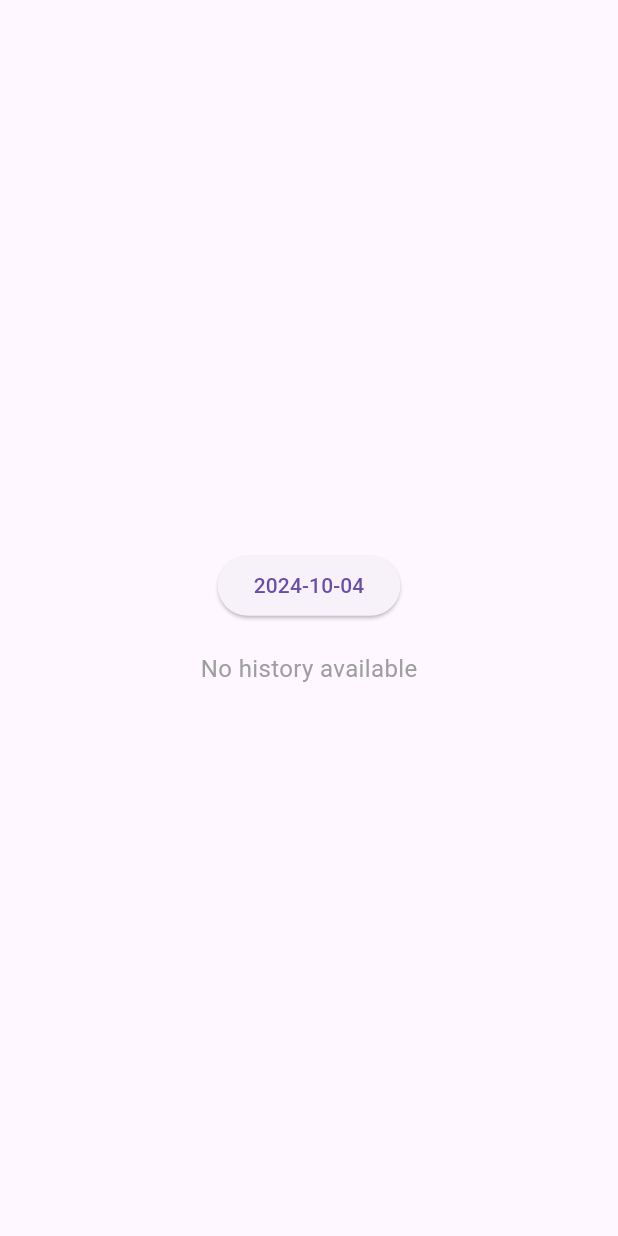
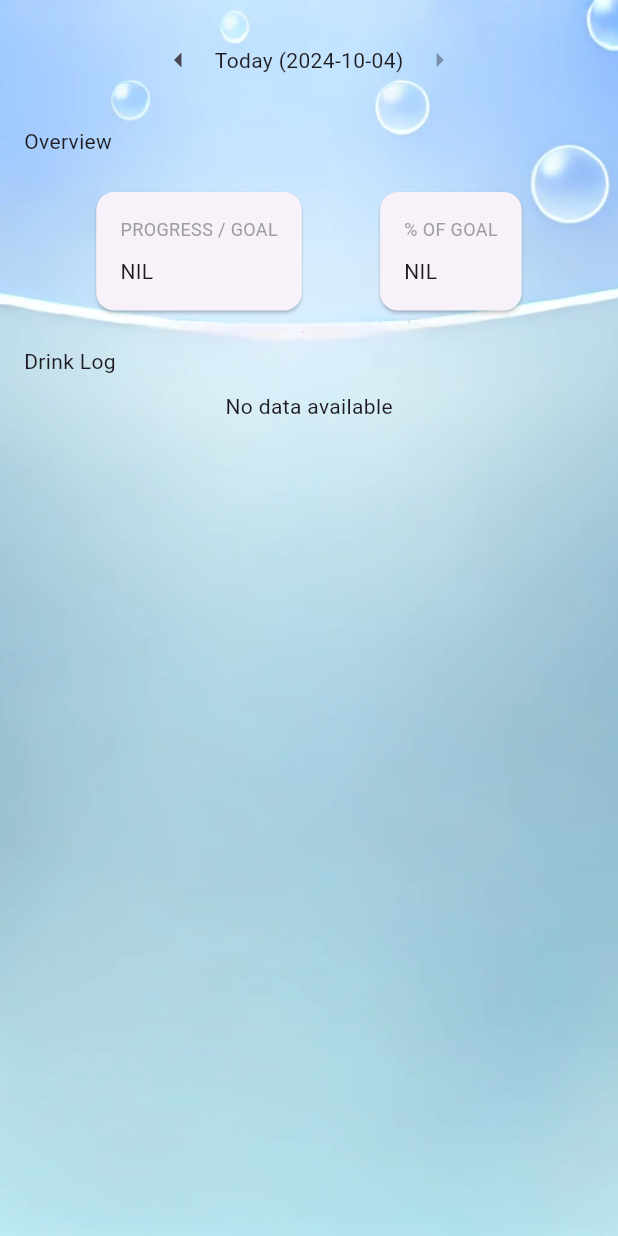
Before and after one commit to HengNguan/BT_App, a Flutter app: the CalendarTab screen opened directly, on a phone screen of 412 x 824 dp. Run offline on Flutter 3.47's test engine with Material 3 defaults, Android fonts, the phone set to English and light mode, and no system bars; our stand-ins replace flutter_blue_plus.

Commit message:
History/Calendar Modules (Incomplete)

```diff
--- /dev/null
+++ b/lib/l10n/intl_en.arb
@@ -0,0 +1,10 @@
+{
+  "@@locale": "en",
+  "overview": "Overview",
+  "progressGoal": "Progress / Goal",
+  "percentGoal": "% Of Goal Achieve",
+  "drinkLog": "Drink Log",
+  "viewAll": "View All",
+  "today": "Today",
+  "noDataAvailable": "No data available"
+}
--- /dev/null
+++ b/lib/l10n/intl_zh.arb
@@ -0,0 +1,10 @@
+{
+  "@@locale": "zh",
+  "overview": "概览",
+  "progressGoal": "进度 / 目标",
+  "percentGoal": "目标百分比",
+  "drinkLog": "饮水日志",
+  "viewAll": "查看全部",
+  "today": "今天",
+  "noDataAvailable": "没有更多的数据"
+}
--- a/lib/main.dart
+++ b/lib/main.dart
@@ -1,7 +1,10 @@
 import 'package:flutter/material.dart';
 import 'dart:io' show Platform;
 import 'package:flutter_blue_plus/flutter_blue_plus.dart';
+import 'package:flutter_localizations/flutter_localizations.dart';
 import 'package:intl/intl.dart';
+import 'generated/l10n.dart';
+import 'package:untitled2/screens/calendar_page.dart';
 
 void main() {
   runApp(const BluetoothApp());
@@ -20,7 +23,15 @@ class BluetoothApp extends StatelessWidget {
       //  '/debug': (context) => BluetoothHomePage(),
       //},
       theme: ThemeData(primarySwatch: Colors.blue),
-      home: HomeScreen()
+      home: HomeScreen(),
+      localizationsDelegates: const [
+        S.delegate,
+        GlobalMaterialLocalizations.delegate,
+        GlobalWidgetsLocalizations.delegate,
+        GlobalCupertinoLocalizations.delegate,
+      ],
+      supportedLocales: S.delegate.supportedLocales,
+      locale: const Locale('en'),
       //home: const BluetoothHomePage(),
     );
   }
@@ -80,9 +91,9 @@ class _HomeScreenState extends State<HomeScreen> {
   @override
   Widget build(BuildContext context) {
     return Scaffold(
-      appBar: AppBar(
-        title: const Text('Bluetooth App'),
-      ),
+      // appBar: AppBar(
+      //   title: const Text('Bluetooth App'),
+      // ),
       body: Center(
         child: _widgetOptions.elementAt(_selectedIndex),
       ),
@@ -180,51 +191,6 @@ class DefaultPage extends StatelessWidget {
             ),
           ],
         ),
-      ),
-    );
-  }
-}
-
-class CalendarTab extends StatefulWidget {
-  @override
- _CalendarTabState createState() => _CalendarTabState();
-  }
-
-class _CalendarTabState extends State<CalendarTab> {
-  DateTime _selectedDate = DateTime.now();
-  String _historyInfo = 'No history available';
-
-  void _selectDate(BuildContext context) async {
-    final DateTime? picked = await showDatePicker(
-      context: context,
-      initialDate: _selectedDate,
-      firstDate: DateTime(2000),
-      lastDate: DateTime(2101),
-    );
-    if (picked != null && picked != _selectedDate) {
-      setState(() {
-        _selectedDate = picked;
-        _historyInfo = 'History for ${DateFormat('yyyy-MM-dd').format(_selectedDate)}';
-      });
-    }
-  }
-
-  @override
-  Widget build(BuildContext context) {
-    return Center(
-      child: Column(
-        mainAxisAlignment: MainAxisAlignment.center,
-        children: <Widget>[
-          ElevatedButton(
-            onPressed: () => _selectDate(context),
-            child: Text(DateFormat('yyyy-MM-dd').format(_selectedDate)),
-          ),
-          const SizedBox(height: 20),
-          Text(
-            _historyInfo,
-            style: const TextStyle(fontSize: 16, color: Colors.grey),
-          ),
-        ],
       ),
     );
   }
--- /dev/null
+++ b/lib/screens/calendar_page.dart
@@ -0,0 +1,282 @@
+import 'package:flutter/material.dart';
+import 'package:intl/intl.dart';
+import '../generated/l10n.dart';
+
+class CalendarTab extends StatefulWidget {
+  @override
+  _CalendarTabState createState() => _CalendarTabState();
+}
+
+class _CalendarTabState extends State<CalendarTab> {
+  DateTime _selectedDate = DateTime.now(); // Default date is today
+  List<Map<String, String>>? _currentDrinkLogs; // Drink log for selected date
+  bool _hasData = true; // To determine if there's data for the selected date
+
+  // Example data
+  Map<String, List<Map<String, String>>> drinkData = {
+    '2024-10-01': [
+      {'time': '8:00 AM', 'volume': '200 ML'},
+      {'time': '12:00 PM', 'volume': '300 ML'},
+      {'time': '6:00 PM', 'volume': '100 ML'},
+      {'time': '8:00 AM', 'volume': '200 ML'},
+      {'time': '12:00 PM', 'volume': '300 ML'},
+      {'time': '6:00 PM', 'volume': '100 ML'},
+    ],
+    '2024-09-30': [
+      {'time': '9:00 AM', 'volume': '100 ML'},
+      {'time': '3:00 PM', 'volume': '150 ML'},
+    ]
+  };
+
+  @override
+  void initState() {
+    super.initState();
+    _updateDrinkLogs(); // Initialize drink log for today
+  }
+
+  // Decrease the selected date by one day
+  void _decreaseDate() {
+    setState(() {
+      _selectedDate = _selectedDate.subtract(Duration(days: 1));
+      _updateDrinkLogs(); // Update the drink log for the selected date
+    });
+  }
+
+  // Increase the selected date by one day
+  void _increaseDate() {
+    if (_selectedDate.isBefore(DateTime.now())) {
+      setState(() {
+        _selectedDate = _selectedDate.add(Duration(days: 1));
+        _updateDrinkLogs(); // Update the drink log for the selected date
+      });
+    }
+  }
+
+  // Select date using a date picker
+  void _selectDate(BuildContext context) async {
+    final DateTime? picked = await showDatePicker(
+      context: context,
+      initialDate: _selectedDate,
+      firstDate: DateTime(2000),
+      lastDate: DateTime.now(), // Disallow future dates
+    );
+    if (picked != null && picked != _selectedDate) {
+      setState(() {
+        _selectedDate = picked;
+        _updateDrinkLogs(); // Update drink logs after changing the date
+      });
+    }
+  }
+
+  // Update the drink log for the currently selected date
+  void _updateDrinkLogs() {
+    String formattedDate = DateFormat('yyyy-MM-dd').format(_selectedDate);
+    if (drinkData.containsKey(formattedDate)) {
+      _currentDrinkLogs = drinkData[formattedDate];
+      _hasData = true;
+    } else {
+      _currentDrinkLogs = [];
+      _hasData = false;
+    }
+  }
+
+  @override
+  Widget build(BuildContext context) {
+    return Scaffold(
+      resizeToAvoidBottomInset: true,
+      // Avoid content overflow when keyboard is displayed
+      body: Stack(
+        children: [
+          // Background image
+          Container(
+            decoration: BoxDecoration(
+              image: DecorationImage(
+                image: AssetImage('assets/images/water_background.png'),
+                // Background image
+                fit: BoxFit
+                    .cover, // Make sure the background covers the entire screen
+              ),
+            ),
+          ),
+          SafeArea(
+            child: SingleChildScrollView(
+              // Allow content scrolling
+              child: Padding(
+                padding: const EdgeInsets.all(16.0),
+                child: Column(
+                  crossAxisAlignment: CrossAxisAlignment.start,
+                  children: <Widget>[
+                    _buildDateHeader(), // Date header with arrows
+                    const SizedBox(height: 20),
+                    _buildOverviewSection(), // Overview section
+                    const SizedBox(height: 20),
+                    _buildDrinkLogSection(context), // Drink Log section
+                  ],
+                ),
+              ),
+            ),
+          ),
+        ],
+      ),
+    );
+  }
+
+  // Build the header with the current date and navigation arrows
+  Widget _buildDateHeader() {
+    String formattedDate = DateFormat('EEEE, MMMM d')
+        .format(_selectedDate); // Format date as "Monday, October 1"
+    bool isToday = DateFormat('yyyy-MM-dd').format(_selectedDate) ==
+        DateFormat('yyyy-MM-dd').format(DateTime.now());
+
+    return Row(
+      mainAxisAlignment: MainAxisAlignment.center, // Center the date
+      children: <Widget>[
+        IconButton(
+          icon: Icon(Icons.arrow_left),
+          onPressed: _decreaseDate, // Decrease the date
+        ),
+        GestureDetector(
+          onTap: () => _selectDate(context), // Show date picker
+          child: Row(
+            children: [
+              Text(
+                isToday
+                    ? '${S.of(context).today} (${DateFormat('yyyy-MM-dd').format(_selectedDate)})'
+                    : formattedDate, // Show "Today" or the formatted date
+              ),
+            ],
+          ),
+        ),
+        IconButton(
+          icon: Icon(Icons.arrow_right),
+          onPressed: _selectedDate.isBefore(DateTime.now())
+              ? _increaseDate
+              : null, // Increase the date if not today
+        ),
+      ],
+    );
+  }
+
+  // Build the Overview section
+  Widget _buildOverviewSection() {
+    return Column(
+      crossAxisAlignment: CrossAxisAlignment.start,
+      children: [
+        Text(
+          S.of(context).overview,
+        ),
+        const SizedBox(height: 20),
+        Row(
+          mainAxisAlignment: MainAxisAlignment.spaceEvenly,
+          children: [
+            _buildOverviewCard(
+                S.of(context).progressGoal, _hasData ? '600 / 3000 ML' : 'NIL'),
+            _buildOverviewCard(
+                S.of(context).percentGoal, _hasData ? '20%' : 'NIL'),
+          ],
+        ),
+      ],
+    );
+  }
+
+  // Build individual Overview cards
+  Widget _buildOverviewCard(String title, String value) {
+    return Card(
+      child: Padding(
+        padding: const EdgeInsets.all(16.0),
+        child: Column(
+          crossAxisAlignment: CrossAxisAlignment.start,
+          children: [
+            Text(title, style: TextStyle(color: Colors.grey, fontSize: 12)),
+            const SizedBox(height: 10),
+            Text(value),
+          ],
+        ),
+      ),
+    );
+  }
+
+  // Build the Drink Log section
+  Widget _buildDrinkLogSection(BuildContext context) {
+    List<Map<String, String>> displayedLogs =
+        _currentDrinkLogs!.take(5).toList(); // Show up to 5 logs
+
+    return Column(
+      crossAxisAlignment: CrossAxisAlignment.start,
+      children: [
+        Row(
+          mainAxisAlignment: MainAxisAlignment.spaceBetween,
+          // Drink Log title and View All button
+          children: [
+            Text(
+              S.of(context).drinkLog,
+            ),
+            // Only show View All if there are more than 5 logs
+            _hasData && _currentDrinkLogs!.length > 5
+                ? TextButton(
+                    onPressed: () {
+                      Navigator.push(
+                        context,
+                        MaterialPageRoute(
+                            builder: (context) =>
+                                DrinkLogPage(drinkLogs: _currentDrinkLogs!)),
+                      );
+                    },
+                    child: Text(S.of(context).viewAll),
+                  )
+                : Container(),
+            // Do not show View All if there are fewer than 5 logs
+          ],
+        ),
+        const SizedBox(height: 10),
+        // Show logs or "No more data" message if there are no logs
+        _hasData
+            ? Column(
+                children: displayedLogs
+                    .map((log) =>
+                        _buildDrinkLogItem(log['time']!, log['volume']!))
+                    .toList(),
+              )
+            : Center(
+                child: Text(
+                  S.of(context).noDataAvailable,
+                ),
+              ),
+      ],
+    );
+  }
+
+  // Build individual Drink Log items
+  Widget _buildDrinkLogItem(String time, String volume) {
+    return ListTile(
+      title: Text(time),
+      trailing: Text(volume),
+    );
+  }
+}
+
+// Drink Log page showing all logs
+class DrinkLogPage extends StatelessWidget {
+  final List<Map<String, String>> drinkLogs;
+
+  DrinkLogPage({required this.drinkLogs});
+
+  @override
+  Widget build(BuildContext context) {
+    return Scaffold(
+      appBar: AppBar(
+        title: Text(S.of(context).drinkLog),
+      ),
+      body: ListView.builder(
+        itemCount: drinkLogs.length,
+        itemBuilder: (context, index) {
+          final log = drinkLogs[index];
+          return ListTile(
+            title: Text(log['time']!),
+            trailing: Text(log['volume']!),
+          );
+        },
+      ),
+    );
+  }
+}
```
Also changed, not shown: pubspec.yaml (+8 -1 lines), assets/images/water_background.png (added), lib/generated/intl/messages_all.dart (added), lib/generated/intl/messages_en.dart (added), lib/generated/intl/messages_zh.dart (added), lib/generated/l10n.dart (added), pubspec.lock, 1 other file.
